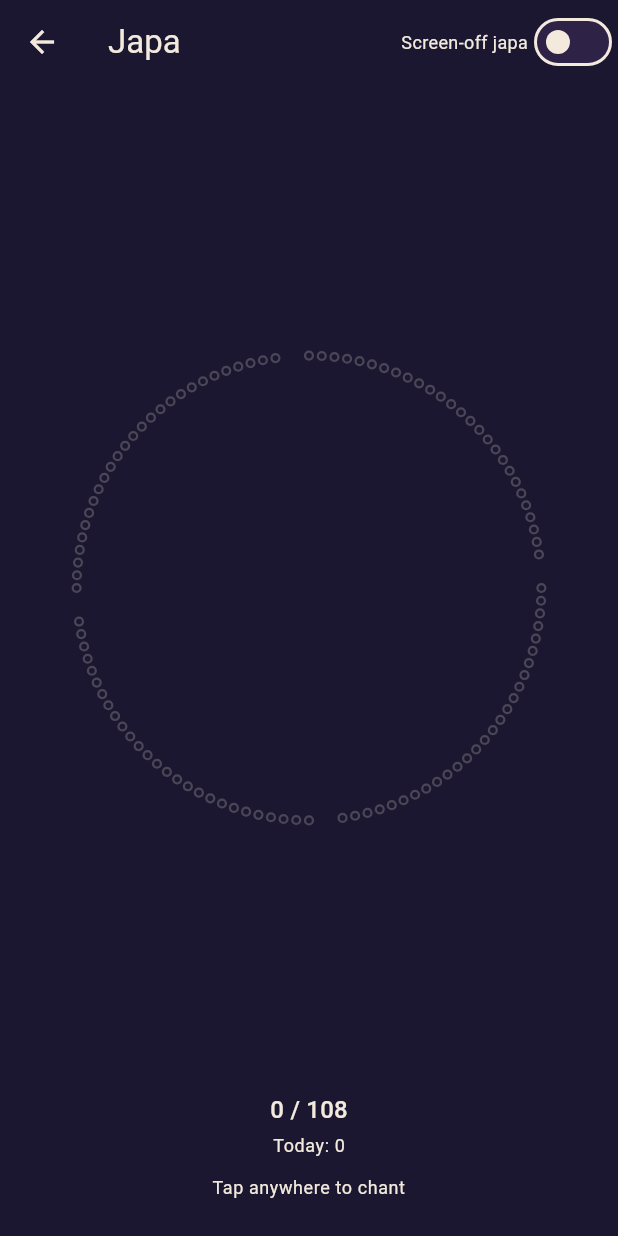
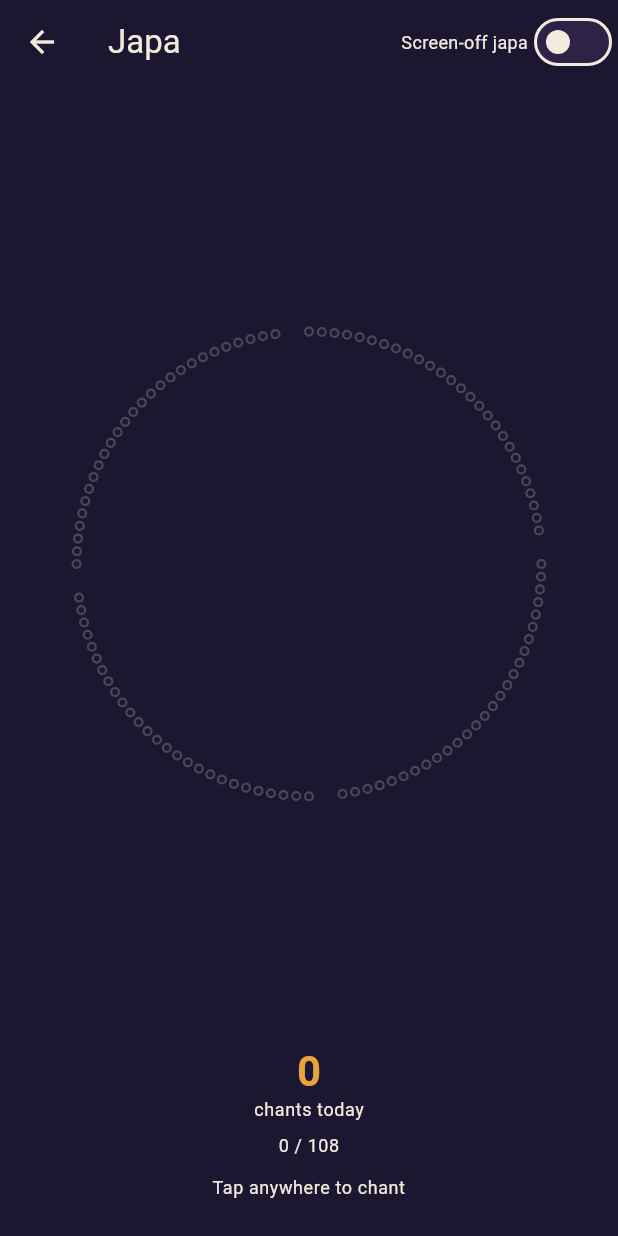
Before and after one commit to arpitmehta946/Anhad, a Flutter app: the JapaScreen screen opened directly, on a phone screen of 412 x 824 dp. Run offline on Flutter 3.47's test engine with Material 3 defaults, Android fonts, the phone set to English and light mode, and no system bars; our stand-ins replace connectivity_plus, flutter_riverpod, flutter_secure_storage, isar_community; accounts and stored records are empty; generated files the repository leaves out were written again.

Commit message:
Show today's total as primary on the japa screen, persist screen-off preference, fix stale-toggle race
Today's cumulative count is what a user actually cares about day to day,
so it's now the large prominent number with the current round secondary
(FRONTEND_GUIDELINES.md §10 — the Mala Ring itself stays the dominant
visual either way). A round resetting to 0 on a fresh screen visit no
longer reads as lost progress.

Screen-off japa is now a standing preference (new JapaPreferences Isar
collection), not just a live reflection of whether the service happens to
be running: off by default, and once turned on it re-engages automatically
on every future app open until explicitly turned off, going through the
same permission/battery-exemption flow as a manual toggle.

Also fixes a real race the manual-toggle testing surfaced: ACTION_END
cleared its SharedPreferences flag with apply(), an async disk write not
guaranteed to finish before a process kill — turning the toggle off and
immediately force-closing could lose that write and resurrect a stale
"active" session on next launch. Switched to commit() for all three
prefs writes in JapaForegroundService (start/update/end); these are
low-frequency session transitions, not per-tap, so the synchronous cost
is negligible.

Co-Authored-By: Claude Sonnet 5 <noreply@anthropic.com>

```diff
--- a/mobile/lib/main.dart
+++ b/mobile/lib/main.dart
@@ -16,6 +16,7 @@ import 'src/app.dart';
 import 'src/features/japa/background/japa_background_entrypoint.dart';
 import 'src/features/japa/data/daily_japa_total.dart';
 import 'src/features/japa/data/isar_provider.dart';
+import 'src/features/japa/data/japa_preferences.dart';
 import 'src/features/japa/data/local_japa_session.dart';
 
 Future<void> main() async {
@@ -23,7 +24,7 @@ Future<void> main() async {
 
   final dir = await getApplicationDocumentsDirectory();
   final isar = await Isar.open(
-    [LocalJapaSessionSchema, DailyJapaTotalSchema],
+    [LocalJapaSessionSchema, DailyJapaTotalSchema, JapaPreferencesSchema],
     directory: dir.path,
   );
 
--- a/mobile/lib/src/features/japa/background/background_japa_controller.dart
+++ b/mobile/lib/src/features/japa/background/background_japa_controller.dart
@@ -1,7 +1,10 @@
 import 'dart:async';
 
 import 'package:flutter_riverpod/flutter_riverpod.dart';
+import 'package:isar_community/isar.dart';
 
+import '../data/isar_provider.dart';
+import '../data/japa_preferences_store.dart';
 import 'background_japa_channel.dart';
 
 class BackgroundJapaState {
@@ -38,12 +41,21 @@ class BackgroundJapaState {
 /// keeping the notification's live count in sync with every tap recorded
 /// while the session is active.
 class BackgroundJapaController extends StateNotifier<BackgroundJapaState> {
-  BackgroundJapaController(this._channel) : super(const BackgroundJapaState()) {
+  BackgroundJapaController(this._channel, this._isar)
+      : super(const BackgroundJapaState()) {
     _channel.onStateChanged = _onStateChanged;
     _restoreActiveSession();
   }
 
   final BackgroundJapaChannel _channel;
+  final Isar _isar;
+
+  /// Whether the user's standing preference (docs/PRD.md §7.4) is for
+  /// screen-off japa to be on — independent of whether a session actually
+  /// happens to be running right now. Off by default for a new user; set to
+  /// on/off by [start]/[end] respectively, since those are the explicit
+  /// "turn it on"/"turn it off" actions this preference should track.
+  Future<bool> isScreenOffPreferred() => screenOffPreferred(_isar);
 
   /// A fresh app open (or reopen mid-session) always starts with `active:
   /// false` in memory — this reconciles it with reality if the native
@@ -57,6 +69,12 @@ class BackgroundJapaController extends StateNotifier<BackgroundJapaState> {
   }
 
   void _onStateChanged(bool paused, bool ended) {
+    if (ended) {
+      // Ended from the notification's own End button, not the in-app
+      // toggle — still an explicit "turn it off," so the standing
+      // preference needs to follow it the same way [end] does.
+      unawaited(setScreenOffPreferred(_isar, false));
+    }
     if (!mounted) return;
     if (ended) {
       state = const BackgroundJapaState();
@@ -92,6 +110,7 @@ class BackgroundJapaController extends StateNotifier<BackgroundJapaState> {
       count: currentCount,
       cumulativeBase: cumulativeBase,
     );
+    await setScreenOffPreferred(_isar, true);
     if (!mounted) return;
     state = BackgroundJapaState(active: true, totalTaps: currentCount);
   }
@@ -127,6 +146,7 @@ class BackgroundJapaController extends StateNotifier<BackgroundJapaState> {
 
   Future<void> end() async {
     await _channel.end();
+    await setScreenOffPreferred(_isar, false);
     if (!mounted) return;
     state = const BackgroundJapaState();
   }
@@ -159,5 +179,8 @@ final backgroundJapaChannelProvider =
 
 final backgroundJapaControllerProvider = StateNotifierProvider<
     BackgroundJapaController, BackgroundJapaState>(
-  (ref) => BackgroundJapaController(ref.watch(backgroundJapaChannelProvider)),
+  (ref) => BackgroundJapaController(
+    ref.watch(backgroundJapaChannelProvider),
+    ref.watch(isarProvider),
+  ),
 );
--- a/mobile/lib/src/features/japa/background/japa_background_entrypoint.dart
+++ b/mobile/lib/src/features/japa/background/japa_background_entrypoint.dart
@@ -4,6 +4,7 @@ import 'package:isar_community/isar.dart';
 import 'package:path_provider/path_provider.dart';
 
 import '../data/daily_japa_total.dart';
+import '../data/japa_preferences.dart';
 import '../data/local_japa_session.dart';
 import '../data/tap_recorder.dart';
 
@@ -41,7 +42,7 @@ void japaBackgroundMain() {
         // database; this one just gets a working handle to it, safe to use
         // concurrently with the main isolate's handle.
         isar = await Isar.open(
-          [LocalJapaSessionSchema, DailyJapaTotalSchema],
+          [LocalJapaSessionSchema, DailyJapaTotalSchema, JapaPreferencesSchema],
           directory: dir.path,
         );
         return null;
--- a/mobile/lib/src/features/japa/japa_screen.dart
+++ b/mobile/lib/src/features/japa/japa_screen.dart
@@ -1,3 +1,4 @@
+import 'dart:async';
 import 'dart:math';
 
 import 'package:flutter/material.dart';
@@ -23,6 +24,11 @@ class _JapaScreenState extends ConsumerState<JapaScreen>
     with SingleTickerProviderStateMixin {
   late final AnimationController _pulseController;
   late final Animation<double> _pulseAnimation;
+
+  /// Guards [_autoStartIfPreferred] so it fires at most once per screen
+  /// instance, the moment a session id becomes available — not on every
+  /// rebuild after that.
+  bool _autoStartChecked = false;
 
   @override
   void initState() {
@@ -138,12 +144,34 @@ class _JapaScreenState extends ConsumerState<JapaScreen>
     );
   }
 
+  /// The screen-off preference (docs/PRD.md §7.4) is meant to stick: once a
+  /// user turns it on, every future app open should engage it automatically
+  /// rather than making them flip the toggle again each time. This runs
+  /// through the same permission/battery-exemption flow as a manual toggle
+  /// so it's held to the same standard, not a silent bypass of it.
+  Future<void> _autoStartIfPreferred() async {
+    if (ref.read(backgroundJapaControllerProvider).active) return;
+    final controller = ref.read(backgroundJapaControllerProvider.notifier);
+    final preferred = await controller.isScreenOffPreferred();
+    if (!preferred || !mounted) return;
+    // Re-check after the await: a notification-driven state change or the
+    // user's own tap could have already started (or ended) a session while
+    // this was in flight.
+    if (ref.read(backgroundJapaControllerProvider).active) return;
+    await _toggleScreenOffSession(true);
+  }
+
   @override
   Widget build(BuildContext context) {
     final state = ref.watch(japaSessionControllerProvider);
     final backgroundState = ref.watch(backgroundJapaControllerProvider);
     final reduceMotion = MediaQuery.of(context).disableAnimations;
     final theme = Theme.of(context);
+
+    if (!_autoStartChecked && state.sessionId != null) {
+      _autoStartChecked = true;
+      unawaited(_autoStartIfPreferred());
+    }
 
     return Scaffold(
       appBar: AppBar(
@@ -211,20 +239,31 @@ class _JapaScreenState extends ConsumerState<JapaScreen>
                         child: Column(
                           mainAxisSize: MainAxisSize.min,
                           children: [
+                            // Today's cumulative count is what a user
+                            // actually cares about day to day — the current
+                            // round resetting on a fresh screen visit
+                            // (japa_session_controller.dart) is technically
+                            // correct but reads as lost progress if it's the
+                            // prominent number. The Mala Ring itself stays
+                            // the dominant visual either way (§10) — this
+                            // only reorders the supporting text beneath it.
                             Text(
-                              '${state.tapsInRound} / $malaSize',
-                              style: theme.textTheme.titleMedium,
+                              '${state.dailyTotal}',
+                              style: theme.textTheme.headlineMedium?.copyWith(
+                                fontWeight: FontWeight.w600,
+                                color: AnhadColors.accentDiya,
+                              ),
                             ),
-                            if (state.roundsCompleted > 0) ...[
-                              const SizedBox(height: 4),
-                              Text(
-                                'Round ${state.roundsCompleted + 1}',
-                                style: theme.textTheme.bodySmall,
-                              ),
-                            ],
-                            const SizedBox(height: 4),
                             Text(
-                              'Today: ${state.dailyTotal}',
+                              'chants today',
+                              style: theme.textTheme.bodySmall,
+                            ),
+                            const SizedBox(height: 8),
+                            Text(
+                              state.roundsCompleted > 0
+                                  ? '${state.tapsInRound} / $malaSize'
+                                      ' · Round ${state.roundsCompleted + 1}'
+                                  : '${state.tapsInRound} / $malaSize',
                               style: theme.textTheme.bodySmall,
                             ),
                             const SizedBox(height: 12),
```
Also changed, not shown: mobile/lib/src/features/japa/data/japa_preferences.dart (added, +17 -0 lines), mobile/lib/src/features/japa/data/japa_preferences_store.dart (added, +20 -0 lines), 1 other file.
